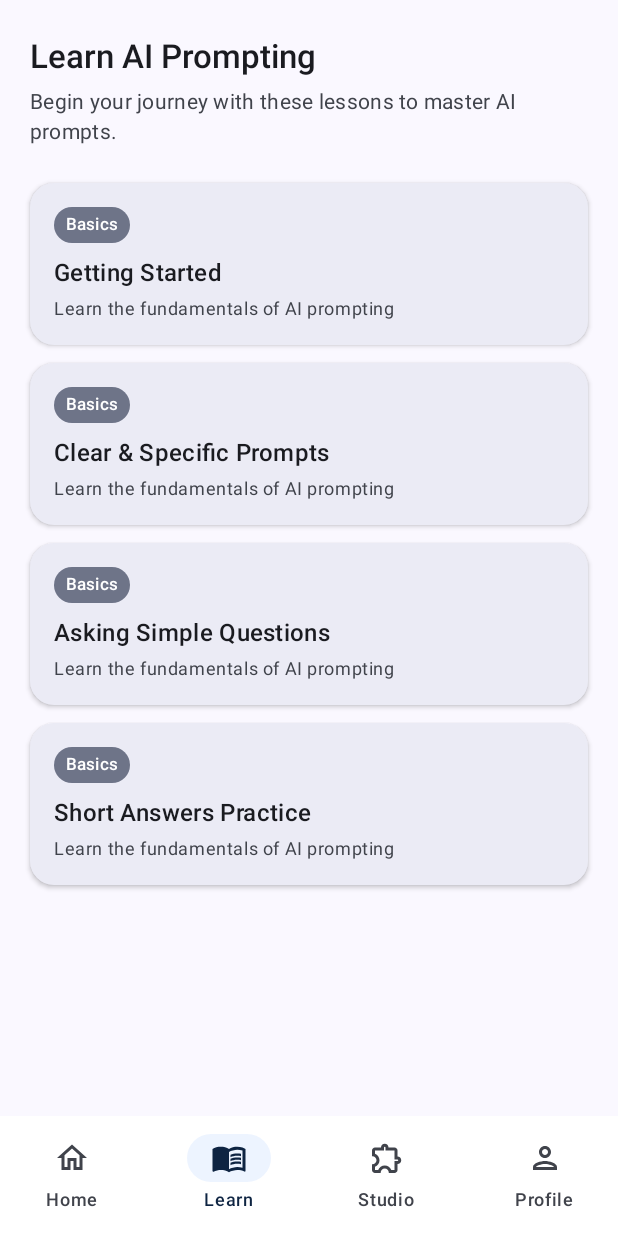
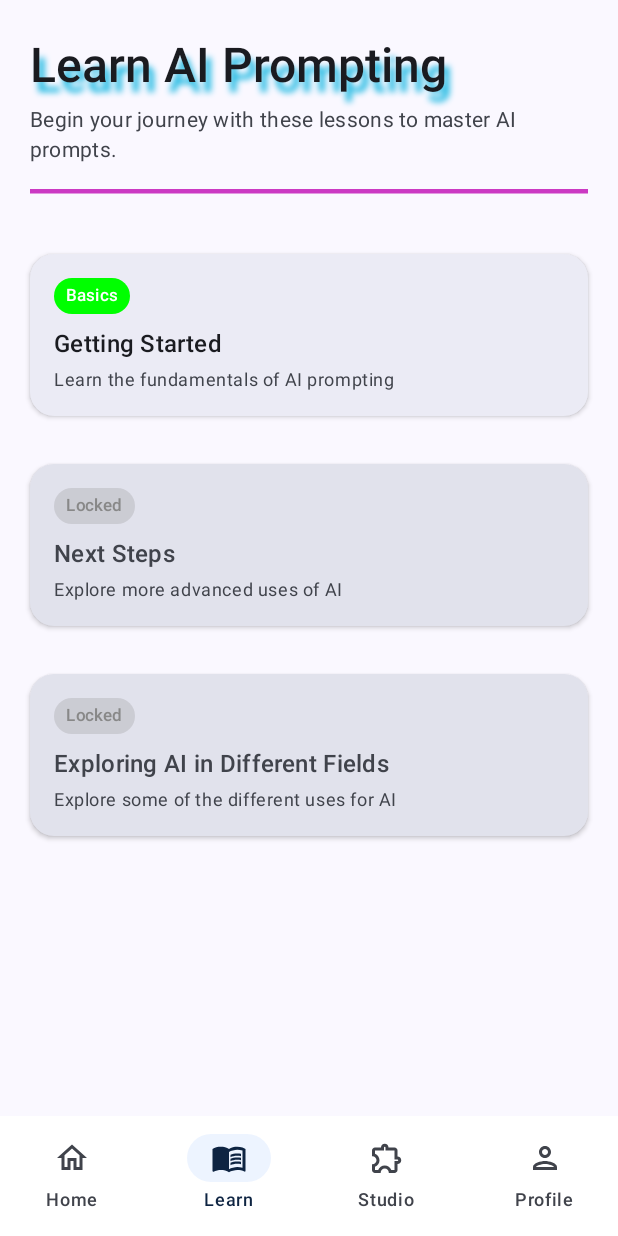
Before and after one commit to MaxNap/ai-lingo-android, an Android app built with Jetpack Compose: the LearnScreen1 screen opened through its navigation route, on a phone screen of 412 x 824 dp. Run offline under Robolectric (Android 15) with nearby library versions, the phone set to English and light mode, and no system bars; our stand-ins replace Firebase (no records; nobody signed in at launch, a user with empty details on screens opened directly).

Commit message:
LearnScreen1 - Part 1
Recreated the Learn page. Included lesson restriction and prerequisites as well as colored indication to show whether a lesson is completed

```diff
--- a/app/src/main/java/com/ailingo/app/MainActivity.kt
+++ b/app/src/main/java/com/ailingo/app/MainActivity.kt
@@ -30,13 +30,14 @@ import com.ailingo.app.ui.auth.SignUpScreen
 import com.ailingo.app.ui.auth.WelcomeScreen
 import com.ailingo.app.ui.components.BottomNavBar
 import com.ailingo.app.ui.screens.HomeScreen
-import com.ailingo.app.ui.screens.LearnScreen
+import com.ailingo.app.ui.screens.LearnScreen1
 import com.ailingo.app.ui.screens.ProfileScreen
 import com.ailingo.app.ui.screens.StudioScreen
 import com.ailingo.app.ui.theme.AILingoTheme
 import com.google.firebase.auth.FirebaseAuth
 import kotlinx.coroutines.delay
 import androidx.compose.ui.unit.dp
+import com.ailingo.app.ui.screens.LearnScreen
 
 
 class MainActivity : ComponentActivity() {
@@ -181,7 +182,7 @@ class MainActivity : ComponentActivity() {
 
                         // Tabs
                         composable(Routes.Home)   { HomeScreen(navController) }
-                        composable(Routes.Learn)  { LearnScreen(navController) }
+                        composable(Routes.Learn)  { LearnScreen1(navController) }
                         composable(Routes.Studio) { StudioScreen() }
                         composable(Routes.ProfileSplash){ ProfileSplashScreen(navController = navController) }
                         composable(Routes.ProfileScreen) { ProfileScreen(navController = navController) }
--- a/app/src/main/java/com/ailingo/app/ui/navigation/AppNavHost.kt
+++ b/app/src/main/java/com/ailingo/app/ui/navigation/AppNavHost.kt
@@ -11,10 +11,11 @@ import com.ailingo.app.ui.auth.SignInScreen
 import com.ailingo.app.ui.auth.SignUpScreen
 import com.ailingo.app.ui.auth.WelcomeScreen
 import com.ailingo.app.ui.screens.HomeScreen
-import com.ailingo.app.ui.screens.LearnScreen
+import com.ailingo.app.ui.screens.LearnScreen1
 import com.ailingo.app.ui.screens.LessonOverviewScreen
 import com.google.firebase.auth.FirebaseAuth
 import com.ailingo.app.lesson.LessonOneScreen
+import com.ailingo.app.ui.screens.LearnScreen
 
 @Composable
 fun AppNavHost(
@@ -65,7 +66,7 @@ fun AppNavHost(
 
         // --- Learn list ---
         composable(Routes.Learn) {
-            LearnScreen(navController = nav)
+            LearnScreen1(navController = nav)
         }
 
         // --- Lesson Overview ---
--- a/app/src/main/java/com/ailingo/app/ui/screens/LearnScreen.kt
+++ b/app/src/main/java/com/ailingo/app/ui/screens/LearnScreen.kt
@@ -16,7 +16,7 @@ import androidx.navigation.NavController
 import androidx.compose.foundation.shape.RoundedCornerShape
 import com.ailingo.app.ui.navigation.Routes
 
-private data class LearnItem(
+private data class LearnItem2(
     val id: String,            // e.g. "1"
     val title: String,         // e.g. "Getting Started"
     val tag: String = "Basics",
@@ -24,10 +24,10 @@ private data class LearnItem(
 )
 
 private val learnItems = listOf(
-    LearnItem(id = "1", title = "Getting Started"),
-    LearnItem(id = "2", title = "Clear & Specific Prompts"),
-    LearnItem(id = "3", title = "Asking Simple Questions"),
-    LearnItem(id = "4", title = "Short Answers Practice")
+    LearnItem2(id = "1", title = "Getting Started"),
+    LearnItem2(id = "2", title = "Clear & Specific Prompts"),
+    LearnItem2(id = "3", title = "Asking Simple Questions"),
+    LearnItem2(id = "4", title = "Short Answers Practice")
 )
 
 @Composable
--- /dev/null
+++ b/app/src/main/java/com/ailingo/app/ui/screens/LearnScreen1.kt
@@ -0,0 +1,228 @@
+package com.ailingo.app.ui.screens
+
+import android.R.attr.enabled
+import android.R.attr.onClick
+import android.R.attr.subtitle
+import android.R.attr.tag
+import android.R.attr.text
+import androidx.compose.foundation.background
+import androidx.compose.foundation.border
+import androidx.compose.foundation.clickable
+import androidx.compose.foundation.layout.*
+import androidx.compose.foundation.lazy.LazyColumn
+import androidx.compose.foundation.lazy.items
+import androidx.compose.material3.*
+import androidx.compose.runtime.Composable
+import androidx.compose.ui.Alignment
+import androidx.compose.ui.Modifier
+import androidx.compose.ui.draw.clip
+import androidx.compose.ui.text.font.FontWeight
+import androidx.compose.ui.unit.dp
+import androidx.navigation.NavController
+import androidx.compose.foundation.shape.RoundedCornerShape
+import androidx.compose.ui.geometry.Offset
+import androidx.compose.ui.graphics.Color
+import androidx.compose.ui.graphics.Shadow
+import androidx.core.graphics.alpha
+import com.ailingo.app.ui.navigation.Routes
+import com.ailingo.app.ui.screens.LessonCard
+import com.ailingo.app.ui.screens.PillTag
+
+// Lesson Section Class
+private data class LearnItem(
+    val id: String,                 // e.g. "1"
+    val title: String,              // e.g. "Getting Started"
+    val tag: String = "Basics",
+    val subtitle: String = "Learn the fundamentals of AI prompting",
+    val isLocked: Boolean = false,
+    val prerequisite: String? = "",
+    val isComplete: Boolean = false
+)
+
+// Lesson Sections
+private val lessonLevels = listOf(
+    // Basics (lvl 1)
+    LearnItem(
+        id = "1",
+        title = "Getting Started",
+        tag = "Basics",
+        subtitle = "Learn the fundamentals of AI prompting",
+        isLocked = false,
+        prerequisite = null,
+        isComplete = true
+    ),
+    // Next Steps (lvl 2)
+    LearnItem(
+        id = "2",
+        title = "Next Steps",
+        tag = "Level 2",
+        subtitle = "Explore more advanced uses of AI",
+        isLocked = true,
+        prerequisite = "1",
+        isComplete = false
+    ),
+    // Different AI Fields (lvl 3)
+    LearnItem(
+        id = "3",
+        title = "Exploring AI in Different Fields",
+        tag = "Advanced",
+        subtitle = "Explore some of the different uses for AI",
+        isLocked = true,
+        prerequisite = "2",
+        isComplete = false
+    )
+)
+
+@Composable
+private fun LessonCard(
+    tag: String,
+    title: String,
+    subtitle: String,
+    isLocked: Boolean,
+    isComplete: Boolean,
+    onClick: () -> Unit
+
+) {
+    // Colour for Locked Status
+    val surfaceColor = if (isLocked) {
+        MaterialTheme.colorScheme.surfaceVariant
+    } else {
+        MaterialTheme.colorScheme.surface
+    }
+
+    val tonalElevation = if (isLocked) 0.dp else 2.dp
+    val tagText = if (isLocked) "Locked" else tag
+    Surface(
+        shape = RoundedCornerShape(16.dp),
+        color = surfaceColor,
+        tonalElevation = tonalElevation,
+        shadowElevation = 2.dp,
+        modifier = Modifier
+            .fillMaxWidth()
+            .clickable (enabled = !isLocked) { onClick() }
+    ) {
+        Column(modifier = Modifier.padding(16.dp)) {
+            PillTag(
+                text = tagText,
+                isLocked = isLocked,
+                isComplete = isComplete
+            )
+            Spacer(Modifier.height(8.dp))
+            Text(
+                text = title,
+                style = MaterialTheme.typography.titleMedium.copy(fontWeight = FontWeight.SemiBold)
+            )
+            Spacer(Modifier.height(4.dp))
+            Text(
+                text = subtitle,
+                style = MaterialTheme.typography.bodySmall,
+                color = MaterialTheme.colorScheme.onSurfaceVariant
+            )
+        }
+    }
+}
+@Composable
+private fun PillTag(text: String, isLocked: Boolean, isComplete: Boolean) {
+    // isLocked Condition
+    // Background Color
+    val backgroundColor = if (isLocked) {
+        Color.Gray.copy(alpha = 0.25f)
+    } else if (isComplete) {
+        Color.Green
+    } else {
+        MaterialTheme.colorScheme.secondaryContainer
+    }
+    // Text Color
+    val textColor = if (isLocked) {
+        Color.Gray
+    } else {
+        MaterialTheme.colorScheme.onSecondaryContainer
+    }
+
+    // isComplete Condition
+    // Border Color (Testing if I wanted to use a border color)
+    val borderColor = if (isComplete) {
+        Color.Transparent
+    } else {
+        Color.Transparent
+    }
+    Box(
+        modifier = Modifier
+            .clip(RoundedCornerShape(50))
+            .background(backgroundColor)
+            .border(1.dp, borderColor, RoundedCornerShape(50))
+            .padding(horizontal = 8.dp, vertical = 4.dp)
+    ) {
+        Text(
+            text,
+            style = MaterialTheme.typography.labelSmall,
+            color = textColor
+        )
+    }
+}
+
+@Composable
+fun LearnScreen1(navController: NavController) {
+    Scaffold() {
+        inner ->
+        Column(
+            modifier = Modifier
+                .padding(inner)
+                .fillMaxSize()
+                .padding(horizontal = 20.dp)
+        ) {
+            // HEADER
+            // Page Title
+            Spacer(Modifier.height(24.dp))
+            val offset = Offset(5.0f, 10.0f)
+            Text(
+                text = "Learn AI Prompting",
+                style = MaterialTheme.typography.headlineLarge.copy(fontWeight = FontWeight.SemiBold,
+                    shadow = Shadow(
+                        color = Color(0xFF1AB8E2),
+                        offset = offset,
+                        blurRadius = 5f
+                    )),
+
+            )
+            //Page Subtitle
+            Spacer(Modifier.height(6.dp))
+            Text(
+                text = "Begin your journey with these lessons to master AI prompts.",
+                style = MaterialTheme.typography.bodyMedium,
+                color = MaterialTheme.colorScheme.onSurfaceVariant
+            )
+
+            Spacer(Modifier.height(16.dp))
+            HorizontalDivider(thickness = 3.dp,
+                color = Color(0xFFCB39C3))
+            Spacer(Modifier.height(32.dp))
+
+            // BODY
+            LazyColumn(
+                contentPadding = PaddingValues(vertical = 8.dp),
+                verticalArrangement = Arrangement.spacedBy(32.dp)
+            ) {
+                items(lessonLevels) { item ->
+                    LessonCard(
+                        tag = item.tag,
+                        title = item.title,
+                        subtitle = item.subtitle,
+                        isLocked = item.isLocked,
+                        isComplete = item.isComplete,
+                        onClick = {
+                            // Navigate based on lesson ID
+                            when (item.id) {
+                                // Getting Started → open Lesson 1 directly
+                                "1" -> navController.navigate(Routes.Lesson1)
+
+                                // Other lessons → open overview
+                                else -> navController.navigate(Routes.lessonOverview(item.id))
+                            }
+                        }
+                    )
+                }
+            }
+            }
+        }
+    }
```
